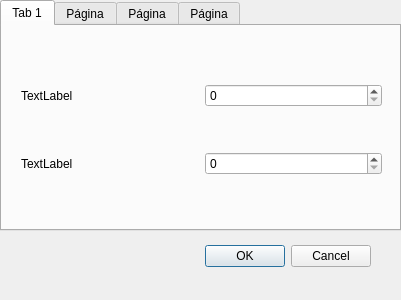
This is SettingsDialog.ui in marcospm92/MenuPlanner as Qt 5 draws it before an edit. The edited form follows.
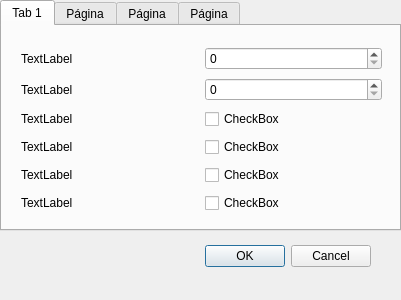
This is the edited form. The open tabs and pages were chosen to show the change.

```diff
--- a/SettingsDialog.ui
+++ b/SettingsDialog.ui
@@ -51,7 +51,7 @@
        <x>-1</x>
        <y>-1</y>
        <width>401</width>
-       <height>211</height>
+       <height>214</height>
       </rect>
      </property>
      <layout class="QGridLayout" name="gridLayout">
@@ -67,6 +67,19 @@
       <property name="bottomMargin">
        <number>20</number>
       </property>
+      <item row="4" column="1">
+       <widget class="QCheckBox" name="checkBox_1_5">
+        <property name="sizePolicy">
+         <sizepolicy hsizetype="Minimum" vsizetype="Fixed">
+          <horstretch>0</horstretch>
+          <verstretch>0</verstretch>
+         </sizepolicy>
+        </property>
+        <property name="text">
+         <string>CheckBox</string>
+        </property>
+       </widget>
+      </item>
       <item row="0" column="0">
        <widget class="QLabel" name="label_1_1">
         <property name="text">
@@ -82,10 +95,91 @@
        </widget>
       </item>
       <item row="0" column="1">
-       <widget class="QSpinBox" name="spinBox_1_1"/>
+       <widget class="QSpinBox" name="spinBox_1_1">
+        <property name="sizePolicy">
+         <sizepolicy hsizetype="Minimum" vsizetype="Fixed">
+          <horstretch>0</horstretch>
+          <verstretch>0</verstretch>
+         </sizepolicy>
+        </property>
+       </widget>
       </item>
       <item row="1" column="1">
-       <widget class="QSpinBox" name="spinBox_1_2"/>
+       <widget class="QSpinBox" name="spinBox_1_2">
+        <property name="sizePolicy">
+         <sizepolicy hsizetype="Minimum" vsizetype="Fixed">
+          <horstretch>0</horstretch>
+          <verstretch>0</verstretch>
+         </sizepolicy>
+        </property>
+       </widget>
+      </item>
+      <item row="2" column="1">
+       <widget class="QCheckBox" name="checkBox_1_3">
+        <property name="sizePolicy">
+         <sizepolicy hsizetype="Minimum" vsizetype="Fixed">
+          <horstretch>0</horstretch>
+          <verstretch>0</verstretch>
+         </sizepolicy>
+        </property>
+        <property name="text">
+         <string>CheckBox</string>
+        </property>
+       </widget>
+      </item>
+      <item row="2" column="0">
+       <widget class="QLabel" name="label_1_3">
+        <property name="text">
+         <string>TextLabel</string>
+        </property>
+       </widget>
+      </item>
+      <item row="3" column="0">
+       <widget class="QLabel" name="label_1_4">
+        <property name="text">
+         <string>TextLabel</string>
+        </property>
+       </widget>
+      </item>
+      <item row="4" column="0">
+       <widget class="QLabel" name="label_1_5">
+        <property name="text">
+         <string>TextLabel</string>
+        </property>
+       </widget>
+      </item>
+      <item row="3" column="1">
+       <widget class="QCheckBox" name="checkBox_1_4">
+        <property name="sizePolicy">
+         <sizepolicy hsizetype="Minimum" vsizetype="Fixed">
+          <horstretch>0</horstretch>
+          <verstretch>0</verstretch>
+         </sizepolicy>
+        </property>
+        <property name="text">
+         <string>CheckBox</string>
+        </property>
+       </widget>
+      </item>
+      <item row="5" column="0">
+       <widget class="QLabel" name="label_1_6">
+        <property name="text">
+         <string>TextLabel</string>
+        </property>
+       </widget>
+      </item>
+      <item row="5" column="1">
+       <widget class="QCheckBox" name="checkBox_1_6">
+        <property name="sizePolicy">
+         <sizepolicy hsizetype="Minimum" vsizetype="Fixed">
+          <horstretch>0</horstretch>
+          <verstretch>0</verstretch>
+         </sizepolicy>
+        </property>
+        <property name="text">
+         <string>CheckBox</string>
+        </property>
+       </widget>
       </item>
      </layout>
     </widget>
```
Left out of the diff: 2 changed lines with no effect on the pictures.
